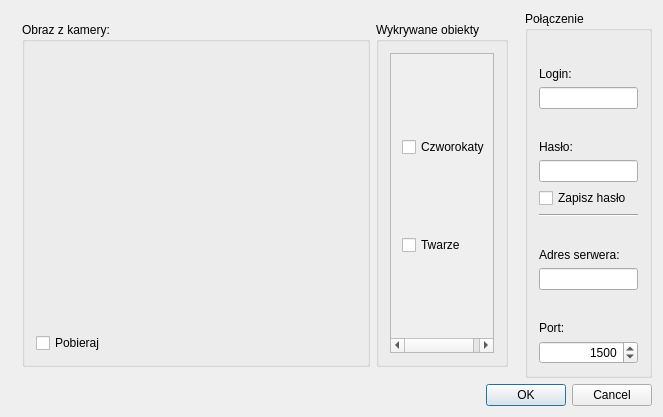
mcharmas/Bazinga, file app/CamDriver/configdialog.ui: the form before one commit.
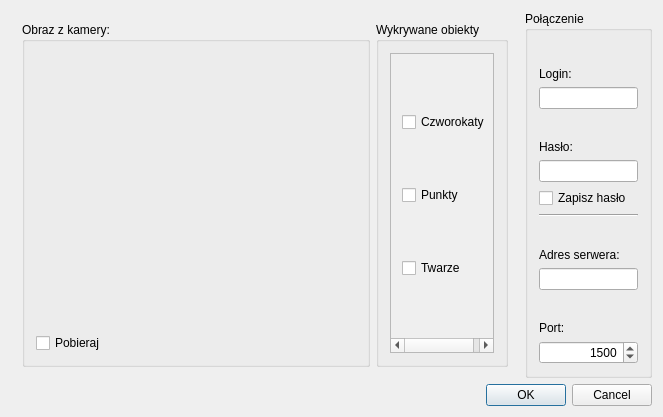
The form after the commit. Icons and pictures are not drawn. Custom widgets are drawn as their Qt base class.

The edit to the form file:
```diff
--- a/app/CamDriver/configdialog.ui
+++ b/app/CamDriver/configdialog.ui
@@ -65,8 +65,8 @@
                <rect>
                 <x>0</x>
                 <y>0</y>
-                <width>112</width>
-                <height>285</height>
+                <width>98</width>
+                <height>315</height>
                </rect>
               </property>
               <layout class="QVBoxLayout" name="verticalLayout_3">
@@ -77,6 +77,13 @@
                  </property>
                 </widget>
                </item>
+               <item>
+                <widget class="QCheckBox" name="pointsCheckBox">
+                 <property name="text">
+                  <string>Punkty</string>
+                 </property>
+                </widget>
+               </item>
                <item>
                 <widget class="QCheckBox" name="facesCheckBox">
                  <property name="text">
```
Left out of the diff: 6 changed lines with no effect on the pictures.
